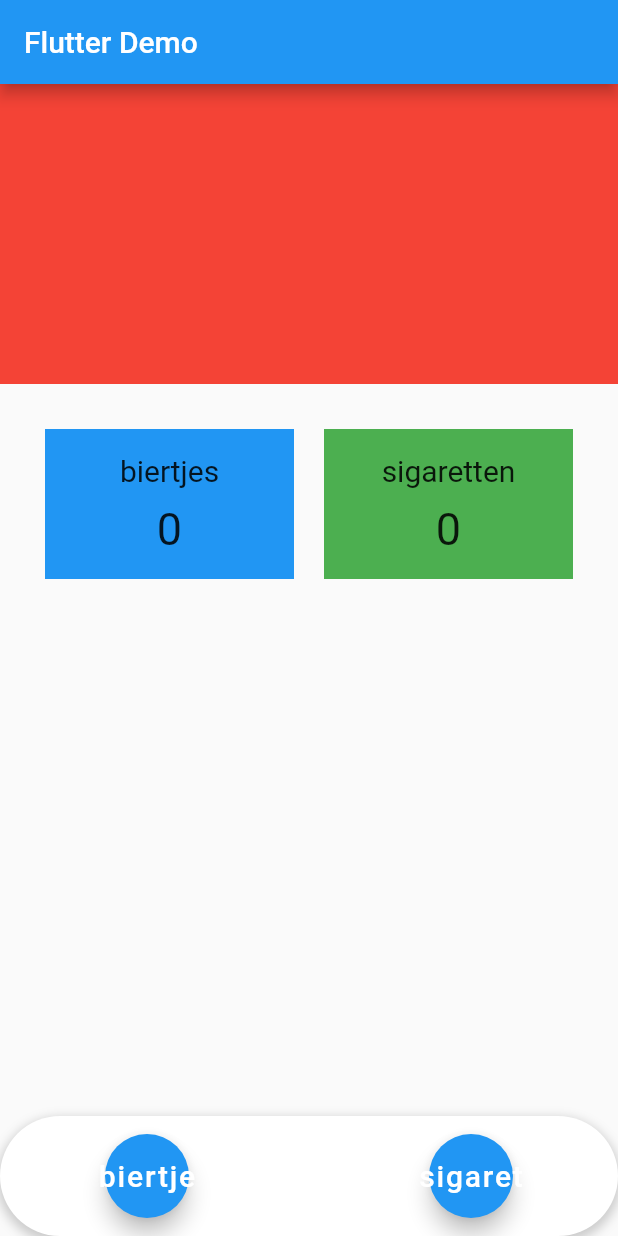
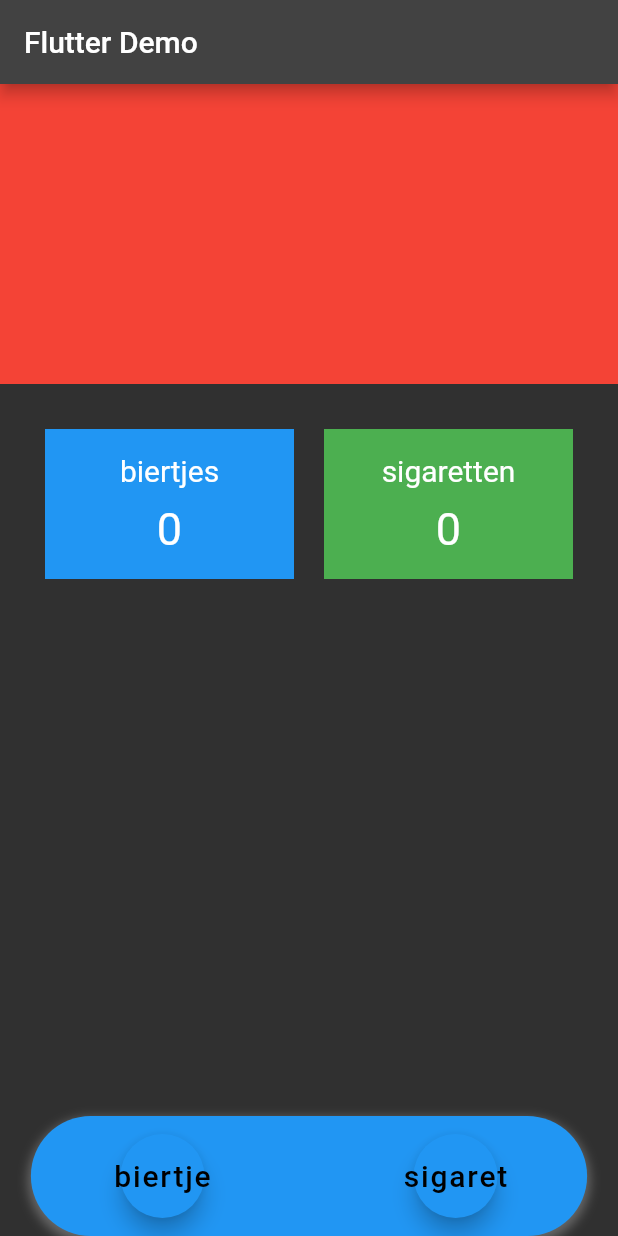
Before and after one commit to ThijsStok/1135691_1094272_iiatimd_app-, a Flutter app: the screen it shows after launch, on a phone screen of 412 x 824 dp. Run offline on Flutter 3.47's test engine with Material 2 defaults, Android fonts, the phone set to English and light mode, and no system bars.

```diff
--- a/lib/main.dart
+++ b/lib/main.dart
@@ -7,9 +7,7 @@ class MyApp extends StatelessWidget {
   Widget build(BuildContext context) {
     return MaterialApp(
       title: 'Flutter Demo',
-      theme: ThemeData(
-        primarySwatch: Colors.blue,
-      ),
+      theme: ThemeData.dark(),
       home: MyHomePage(),
     );
   }
@@ -166,10 +164,10 @@ class _MyHomePageState extends State<MyHomePage> {
         ],
       ),
       floatingActionButton: Container(
-        width: double.infinity,
+        width: MediaQuery.of(context).size.width * 0.9,
         height: 80,
         decoration: BoxDecoration(
-          color: Colors.white,
+          color: Colors.blue,
           borderRadius: BorderRadius.circular(50),
           boxShadow: [
             BoxShadow(
@@ -193,6 +191,7 @@ class _MyHomePageState extends State<MyHomePage> {
                   'biertje',
                   style: TextStyle(fontSize: 20),
                 ),
+                backgroundColor: Colors.blue,
               ),
             ),
             SizedBox(width: 20),
@@ -206,6 +205,7 @@ class _MyHomePageState extends State<MyHomePage> {
                   'sigaret',
                   style: TextStyle(fontSize: 20),
                 ),
+                backgroundColor: Colors.blue,
               ),
             ),
           ],
```
